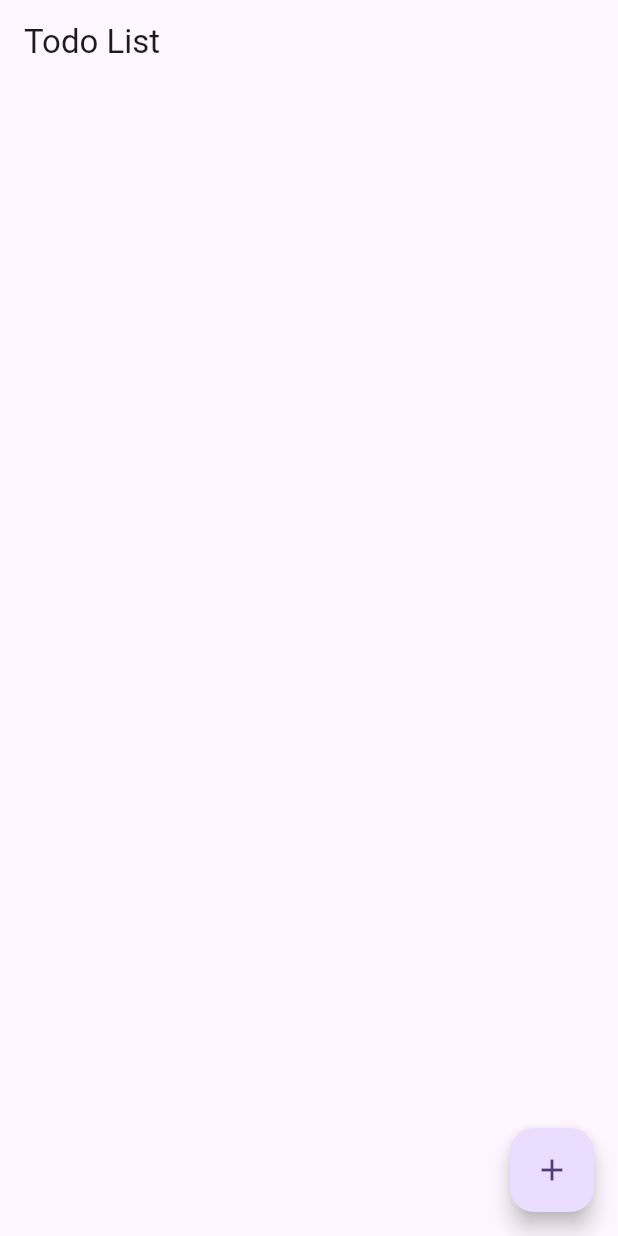
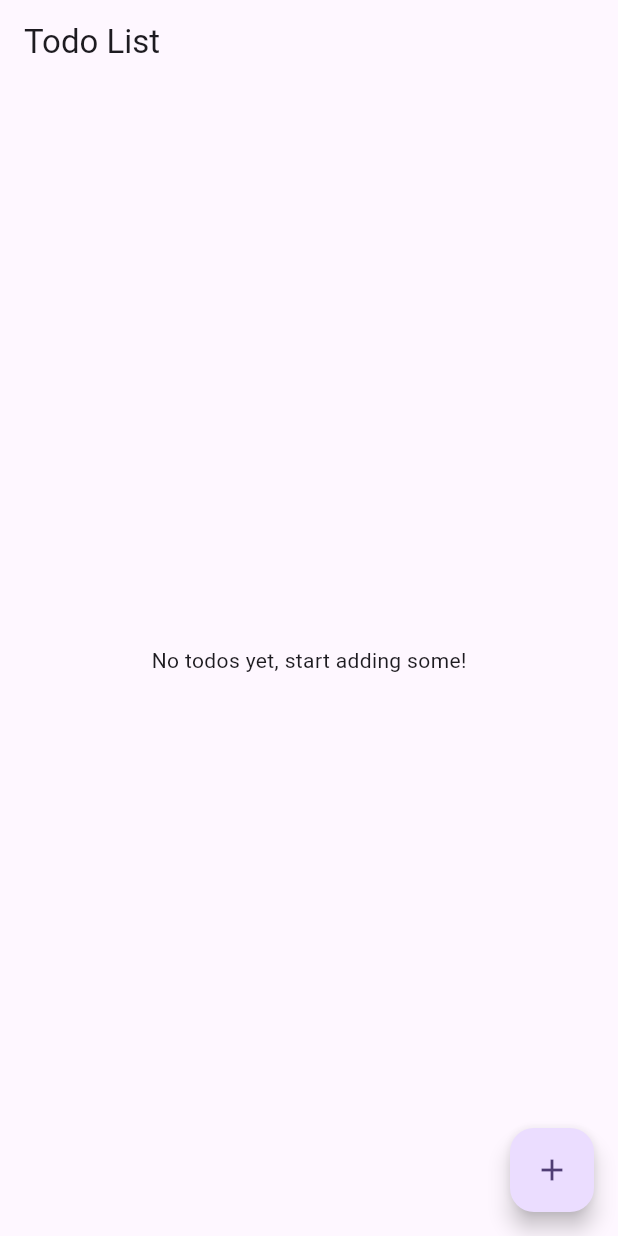
Before and after one commit to barbiexsofia/todo_bloc_app, a Flutter app: the screen it shows after launch, on a phone screen of 412 x 824 dp. Run offline on Flutter 3.47's test engine with Material 3 defaults, Android fonts, the phone set to English and light mode, and no system bars; our stand-ins replace flutter_bloc.

Commit message:
Optional step: Switch from Cubit to Bloc logic.

```diff
--- /dev/null
+++ b/todo_bloc_app/lib/bloc/todo_bloc.dart
@@ -0,0 +1,29 @@
+import 'package:flutter_bloc/flutter_bloc.dart';
+import 'package:todo_bloc_app/models/todo_model.dart';
+
+part 'todo_event.dart';
+part 'todo_state.dart';
+
+class TodoBloc extends Bloc<TodoEvent, TodoState> {
+  TodoBloc() : super(TodoInitial()) {
+    // Handle the TodoAdded event
+    on<TodoAddEvent>((event, emit) {
+      // Validate the title
+      if (event.title.isEmpty) {
+        emit(TodoError('Title cannot be empty', (state as TodoLoaded).todos));
+        return;
+      }
+
+      final newTodo = Todo(name: event.title, createdAt: DateTime.now());
+
+      // Emit the updated state with the new Todo
+      if (state is TodoLoaded) {
+        final updatedTodos = List<Todo>.from((state as TodoLoaded).todos)
+          ..add(newTodo);
+        emit(TodoLoaded(updatedTodos));
+      } else {
+        emit(TodoLoaded([newTodo]));
+      }
+    });
+  }
+}
--- /dev/null
+++ b/todo_bloc_app/lib/bloc/todo_event.dart
@@ -0,0 +1,9 @@
+part of 'todo_bloc.dart';
+
+abstract class TodoEvent {}
+
+class TodoAddEvent extends TodoEvent {
+  final String title;
+
+  TodoAddEvent(this.title);
+}
--- /dev/null
+++ b/todo_bloc_app/lib/bloc/todo_state.dart
@@ -0,0 +1,18 @@
+part of 'todo_bloc.dart';
+
+abstract class TodoState {}
+
+class TodoInitial extends TodoState {}
+
+class TodoLoaded extends TodoState {
+  final List<Todo> todos;
+
+  TodoLoaded(this.todos);
+}
+
+class TodoError extends TodoState {
+  final String message;
+  final List<Todo> todos;
+
+  TodoError(this.message, this.todos);
+}
--- a/todo_bloc_app/lib/main.dart
+++ b/todo_bloc_app/lib/main.dart
@@ -1,7 +1,7 @@
 import 'package:flutter/material.dart';
 import 'package:flutter_bloc/flutter_bloc.dart';
 import 'package:todo_bloc_app/add_todo_page.dart';
-import 'package:todo_bloc_app/cubit/todo_cubit.dart';
+import 'package:todo_bloc_app/bloc/todo_bloc.dart';
 import 'package:todo_bloc_app/todo_list.dart';
 
 void main() {
@@ -13,8 +13,10 @@ class MyApp extends StatelessWidget {
 
   @override
   Widget build(BuildContext context) {
-    return BlocProvider(
-      create: (context) => TodoCubit(),
+    return MultiBlocProvider(
+      providers: [
+        BlocProvider(create: (_) => TodoBloc()),
+      ],
       child: MaterialApp(
         title: 'Flutter Demo',
         theme: ThemeData(
--- a/todo_bloc_app/lib/todo_list.dart
+++ b/todo_bloc_app/lib/todo_list.dart
@@ -1,7 +1,7 @@
 import 'package:flutter/material.dart';
 import 'package:flutter_bloc/flutter_bloc.dart';
-import 'package:todo_bloc_app/cubit/todo_cubit.dart';
-import 'package:todo_bloc_app/models/todo_model.dart';
+import 'package:todo_bloc_app/bloc/todo_bloc.dart';
+import 'package:todo_bloc_app/todo_listView.dart';
 
 class TodoList extends StatelessWidget {
   const TodoList({super.key});
@@ -12,17 +12,18 @@ class TodoList extends StatelessWidget {
       appBar: AppBar(
         title: const Text('Todo List'),
       ),
-      body: BlocBuilder<TodoCubit, List<Todo>>(
-        builder: (context, todos) {
-          return ListView.builder(
-            itemCount: todos.length,
-            itemBuilder: (context, index) {
-              final todo = todos[index];
-              return ListTile(
-                title: Text(todo.name),
-              );
-            },
-          );
+      body: BlocBuilder<TodoBloc, TodoState>(
+        builder: (context, state) {
+          if (state is TodoInitial) {
+            return const Center(
+                child: Text('No todos yet, start adding some!'));
+          } else if (state is TodoLoaded) {
+            return TodoListView(todos: state.todos);
+          } else if (state is TodoError) {
+            return TodoListView(todos: state.todos);
+          } else {
+            return const Center(child: CircularProgressIndicator());
+          }
         },
       ),
       floatingActionButton: FloatingActionButton(
--- /dev/null
+++ b/todo_bloc_app/lib/todo_listView.dart
@@ -0,0 +1,21 @@
+import 'package:flutter/material.dart';
+import 'package:todo_bloc_app/models/todo_model.dart';
+
+class TodoListView extends StatelessWidget {
+  final List<Todo> todos;
+
+  const TodoListView({Key? key, required this.todos}) : super(key: key);
+
+  @override
+  Widget build(BuildContext context) {
+    return ListView.builder(
+      itemCount: todos.length,
+      itemBuilder: (context, index) {
+        final todo = todos[index];
+        return ListTile(
+          title: Text(todo.name),
+        );
+      },
+    );
+  }
+}
```
Also changed, not shown: todo_bloc_app/lib/add_todo_page.dart (+27 -11 lines).
